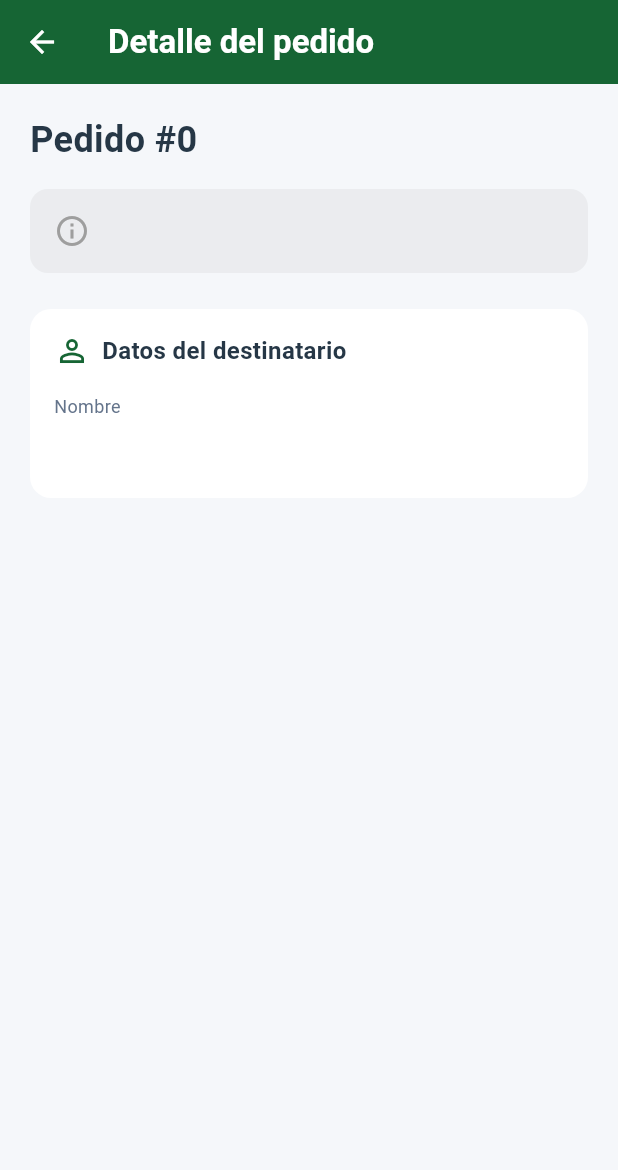
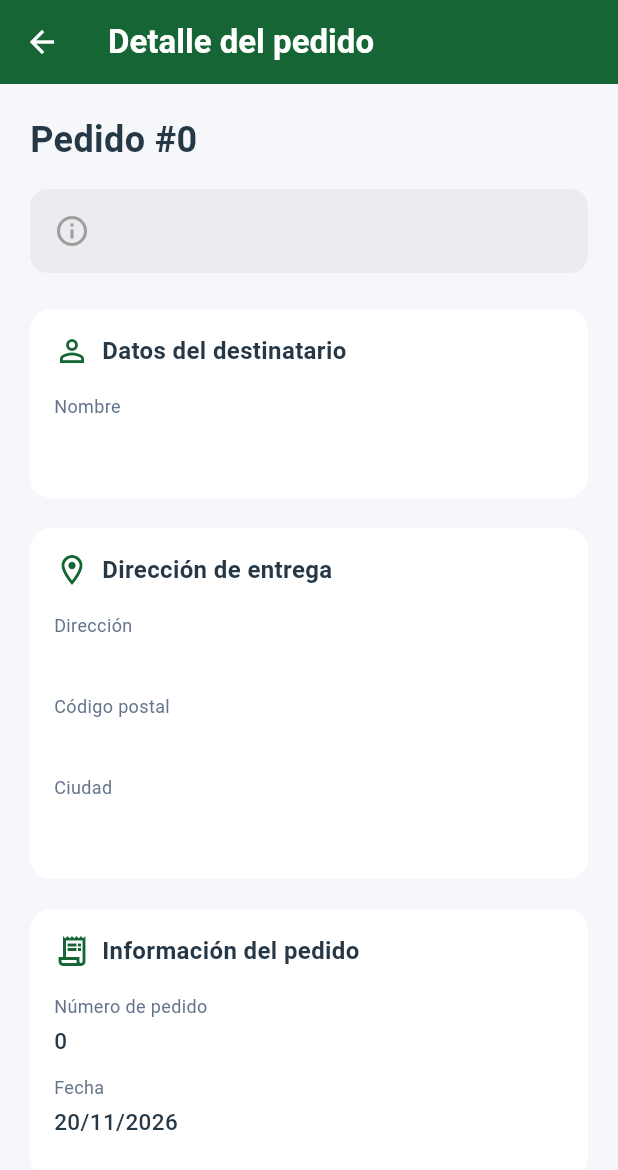
Before and after one commit to PI-Alex-Soledad-Toni/AppRepartidores-FLutter, a Flutter app: the DetallePedidoScreen screen opened directly with empty values, on a phone screen of 412 x 824 dp. Shown: the top 1170 px of the screen. Run offline on Flutter 3.47's test engine with Material 3 defaults, Android fonts, the phone set to English and light mode, and no system bars.

Commit message:
Completando las pantallas pedidos_screen.dart y detalle

```diff
--- a/lib/data/models/pedido.dart
+++ b/lib/data/models/pedido.dart
@@ -1,3 +1,4 @@
+
 class Pedido {
   final int id;
   final String destinatario;
@@ -6,6 +7,8 @@ class Pedido {
   final String ciudad;
   final String estado;
   final String? incidencia;
+  final DateTime fecha;
+
   const Pedido({
     required this.id,
     required this.destinatario,
@@ -13,6 +16,7 @@ class Pedido {
     required this.codigoPostal,
     required this.ciudad,
     required this.estado,
+    required this.fecha,
     this.incidencia,
-});
+  });
 }
--- a/lib/data/repositories/pedido_repository.dart
+++ b/lib/data/repositories/pedido_repository.dart
@@ -1,27 +1,35 @@
+
 import '../models/pedido.dart';
+
 class PedidosRepository {
-  //TODO: Datos simulados para probar
-  static const List<Pedido> _pedidos=[
-    Pedido(id: 1001,
-        destinatario: "Juan Martinez",
-        direccion: "Avenida Pais Valencià,25",
-        codigoPostal: "03802",
-        ciudad: "Alcoy",
-        estado: "EN RUTA",
+  // Datos simulados para probar la aplicación.
+  static final List<Pedido> _pedidos = [
+    Pedido(
+      id: 1001,
+      destinatario: 'Juan Martinez',
+      direccion: 'Avenida Pais Valencià, 25',
+      codigoPostal: '03802',
+      ciudad: 'Alcoy',
+      estado: 'EN RUTA',
+      fecha: DateTime.now(),
     ),
-    Pedido(id: 1002,
-      destinatario: "Maria Garcia",
-      direccion: "Calle Mayor 12",
-      codigoPostal: "03801",
-      ciudad: "Alcoy",
-      estado: "PENDIENTE",
+    Pedido(
+      id: 1002,
+      destinatario: 'Maria Garcia',
+      direccion: 'Calle Mayor 12',
+      codigoPostal: '03801',
+      ciudad: 'Alcoy',
+      estado: 'PENDIENTE',
+      fecha: DateTime.now(),
     ),
-    Pedido(id: 1003,
-      destinatario: "Laura Perez",
-      direccion: "Calle San Nicolás,8",
-      codigoPostal: "03803",
-      ciudad: "Alcoy",
-      estado: "ENTREGADO",
+    Pedido(
+      id: 1003,
+      destinatario: 'Laura Perez',
+      direccion: 'Calle San Nicolás, 8',
+      codigoPostal: '03803',
+      ciudad: 'Alcoy',
+      estado: 'ENTREGADO',
+      fecha: DateTime.now(),
     ),
     Pedido(
       id: 1004,
@@ -30,6 +38,7 @@ class PedidosRepository {
       codigoPostal: '03804',
       ciudad: 'Alcoy',
       estado: 'PREPARADO',
+      fecha: DateTime.now().subtract(const Duration(days: 1)),
     ),
     Pedido(
       id: 1005,
@@ -39,9 +48,11 @@ class PedidosRepository {
       ciudad: 'Alcoy',
       estado: 'NO ENTREGADO',
       incidencia: 'Cliente ausente',
+      fecha: DateTime.now().subtract(const Duration(days: 2)),
     ),
   ];
-  List<Pedido>obtenerPedidos(){
+
+  List<Pedido> obtenerPedidos() {
     return _pedidos;
   }
 }
--- a/lib/presentation/screens/pantalla_detalle_pedido.dart
+++ b/lib/presentation/screens/pantalla_detalle_pedido.dart
@@ -1,12 +1,16 @@
+
 import 'package:flutter/material.dart';
 import '../../data/models/pedido.dart';
 
 class DetallePedidoScreen extends StatelessWidget {
   final Pedido pedido;
+
   const DetallePedidoScreen({super.key, required this.pedido});
+
+  // Obtener el color según el estado del pedido.
   Color obtenerColorEstado(String estado) {
     switch (estado) {
-      case 'ENTREGAD0':
+      case 'ENTREGADO':
         return const Color(0xFF15803D);
       case 'EN RUTA':
         return const Color(0xFF2563EB);
@@ -24,6 +28,13 @@ class DetallePedidoScreen extends StatelessWidget {
   @override
   Widget build(BuildContext context) {
     final Color colorEstado = obtenerColorEstado(pedido.estado);
+
+    // Formatear la fecha.
+    final String fechaFormateada =
+        '${pedido.fecha.day.toString().padLeft(2, '0')}/'
+        '${pedido.fecha.month.toString().padLeft(2, '0')}/'
+        '${pedido.fecha.year}';
+
     return Scaffold(
       backgroundColor: const Color(0xFFF5F7FA),
       appBar: AppBar(
@@ -37,6 +48,7 @@ class DetallePedidoScreen extends StatelessWidget {
       body: ListView(
         padding: const EdgeInsets.all(20),
         children: [
+          // Número del pedido.
           Text(
             'Pedido #${pedido.id}',
             style: const TextStyle(
@@ -45,8 +57,10 @@ class DetallePedidoScreen extends StatelessWidget {
               color: Color(0xFF263746),
             ),
           ),
+
           const SizedBox(height: 16),
-          //Estado del Pedido
+
+          // Estado del pedido.
           Container(
             padding: const EdgeInsets.all(16),
             decoration: BoxDecoration(
@@ -68,25 +82,114 @@ class DetallePedidoScreen extends StatelessWidget {
               ],
             ),
           ),
+
           const SizedBox(height: 24),
+
+          // Datos del destinatario.
           _SeccionDetalle(
             titulo: 'Datos del destinatario',
             icono: Icons.person_outline,
             contenido: [
-              _DatoDetalle(titulo: 'Nombre', valor: pedido.destinatario),
+              _DatoDetalle(
+                titulo: 'Nombre',
+                valor: pedido.destinatario,
+              ),
             ],
           ),
+
           const SizedBox(height: 20),
+
+          // Dirección de entrega.
+          _SeccionDetalle(
+            titulo: 'Dirección de entrega',
+            icono: Icons.location_on_outlined,
+            contenido: [
+              _DatoDetalle(
+                titulo: 'Dirección',
+                valor: pedido.direccion,
+              ),
+              _DatoDetalle(
+                titulo: 'Código postal',
+                valor: pedido.codigoPostal,
+              ),
+              _DatoDetalle(
+                titulo: 'Ciudad',
+                valor: pedido.ciudad,
+              ),
+            ],
+          ),
+
+          const SizedBox(height: 20),
+
+          // Información del pedido.
+          _SeccionDetalle(
+            titulo: 'Información del pedido',
+            icono: Icons.receipt_long_outlined,
+            contenido: [
+              _DatoDetalle(
+                titulo: 'Número de pedido',
+                valor: pedido.id.toString(),
+              ),
+              _DatoDetalle(
+                titulo: 'Fecha',
+                valor: fechaFormateada,
+              ),
+            ],
+          ),
+
+          // Mostrar incidencia solamente si existe.
+          if (pedido.incidencia != null) ...[
+            const SizedBox(height: 20),
+            Container(
+              padding: const EdgeInsets.all(16),
+              decoration: BoxDecoration(
+                color: const Color(0xFFFEF2F2),
+                borderRadius: BorderRadius.circular(14),
+              ),
+              child: Column(
+                crossAxisAlignment: CrossAxisAlignment.start,
+                children: [
+                  const Row(
+                    children: [
+                      Icon(
+                        Icons.warning_amber_rounded,
+                        color: Color(0xFFB91C1C),
+                      ),
+                      SizedBox(width: 8),
+                      Text(
+                        'Incidencia',
+                        style: TextStyle(
+                          color: Color(0xFFB91C1C),
+                          fontSize: 16,
+                          fontWeight: FontWeight.bold,
+                        ),
+                      ),
+                    ],
+                  ),
+                  const SizedBox(height: 12),
+                  Text(
+                    pedido.incidencia!,
+                    style: const TextStyle(
+                      color: Color(0xFF263746),
+                      fontSize: 14,
+                    ),
+                  ),
+                ],
+              ),
+            ),
+          ],
         ],
       ),
     );
   }
 }
 
+// Widget para crear las secciones del detalle.
 class _SeccionDetalle extends StatelessWidget {
   final String titulo;
   final IconData icono;
   final List<Widget> contenido;
+
   const _SeccionDetalle({
     required this.titulo,
     required this.icono,
@@ -126,20 +229,29 @@ class _SeccionDetalle extends StatelessWidget {
   }
 }
 
+// Widget para mostrar cada dato.
 class _DatoDetalle extends StatelessWidget {
   final String titulo;
   final String valor;
-  const _DatoDetalle({required this.titulo, required this.valor});
+
+  const _DatoDetalle({
+    required this.titulo,
+    required this.valor,
+  });
+
   @override
   Widget build(BuildContext context) {
     return Padding(
-      padding: const EdgeInsetsGeometry.only(bottom: 12),
+      padding: const EdgeInsets.only(bottom: 12),
       child: Column(
         crossAxisAlignment: CrossAxisAlignment.start,
         children: [
           Text(
             titulo,
-            style: const TextStyle(fontSize: 12, color: Color(0xFF64748B)),
+            style: const TextStyle(
+              fontSize: 12,
+              color: Color(0xFF64748B),
+            ),
           ),
           const SizedBox(height: 4),
           Text(
```
Also changed, not shown: lib/presentation/screens/pantalla_principal.dart (+65 -11 lines), lib/presentation/screens/pedidos_screen.dart (+207 -0 lines).
